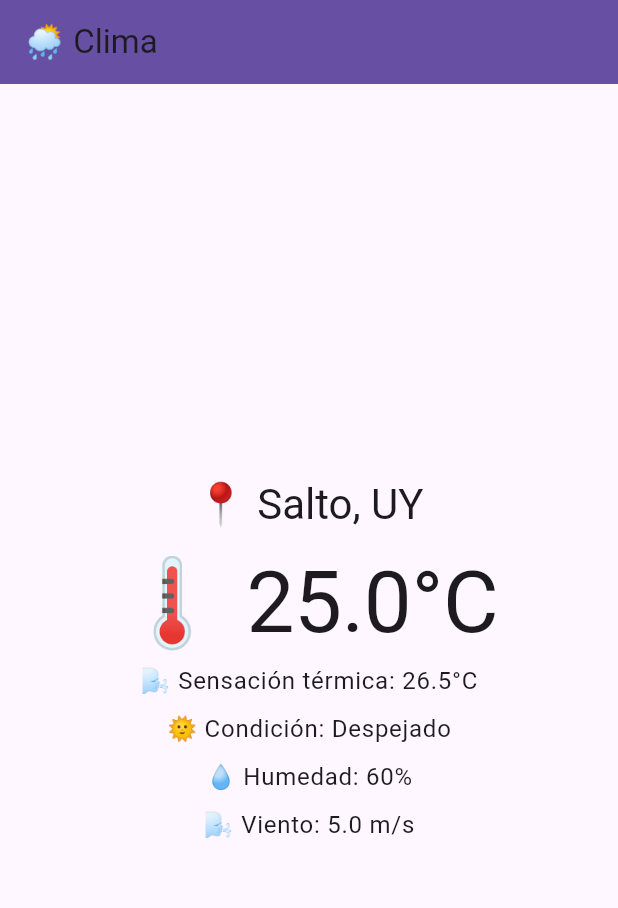
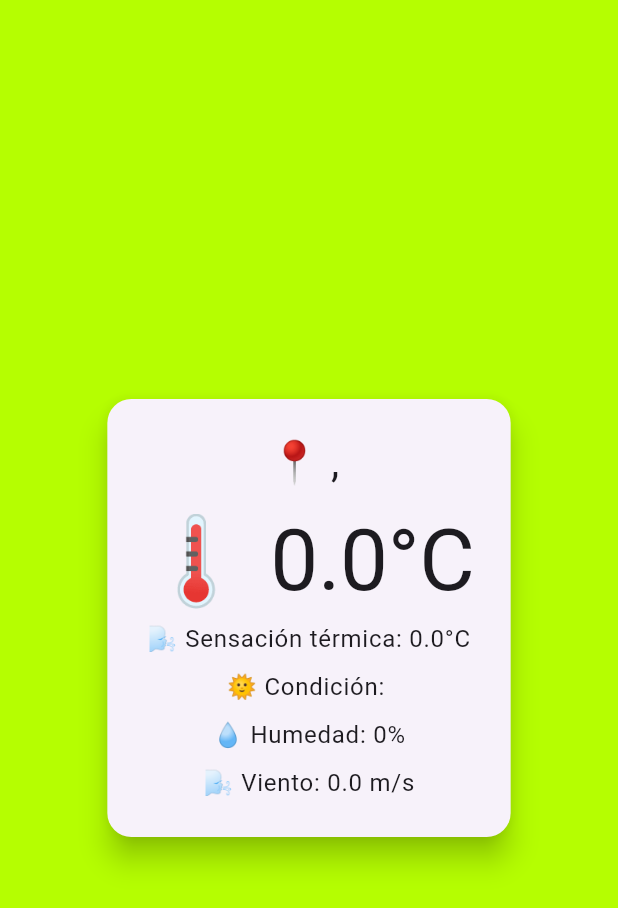
Before and after one commit to Shadowsx3/clima-bot, a Flutter app: the screen it shows after launch, on a phone screen of 412 x 824 dp. Shown: the top 908 px of the screen. Run offline on Flutter 3.47's test engine with Material 3 defaults, Android fonts, the phone set to English and light mode, and no system bars.

Commit message:
Fixes
Update Dockerfile

```diff
--- a/flutter_bass_bot/lib/main.dart
+++ b/flutter_bass_bot/lib/main.dart
@@ -1,38 +1,23 @@
 import 'package:flutter/material.dart';
-import 'package:telegram_web_app/telegram_web_app.dart';
 
-import 'my_home_page.dart';
+import 'weather_report.dart';
 
 void main() async {
-  try {
-    if (TelegramWebApp.instance.isSupported) {
-      TelegramWebApp.instance.ready();
-      Future.delayed(
-          const Duration(seconds: 1), TelegramWebApp.instance.expand);
-    }
-  } catch (e) {
-    print("Error happened in Flutter while loading Telegram $e");
-    await Future.delayed(const Duration(milliseconds: 200));
-    main();
-    return;
-  }
-
-  FlutterError.onError = (details) {
-    print("Flutter error happened: $details");
-  };
-
   runApp(const MyApp());
 }
 
 class MyApp extends StatelessWidget {
-  const MyApp({super.key});
+  const MyApp({Key? key}) : super(key: key);
 
   @override
   Widget build(BuildContext context) {
     return MaterialApp(
-      title: 'Weather App',
-      theme: TelegramThemeUtil.getTheme(TelegramWebApp.instance),
-      home: const MyHomePage(),
+      title: 'Informe del Tiempo',
+      theme: ThemeData(
+        primarySwatch: Colors.blue,
+        fontFamily: 'Roboto',
+      ),
+      home: const WeatherReport(),
     );
   }
 }
--- a/flutter_bass_bot/lib/my_home_page.dart
+++ /dev/null
@@ -1,88 +0,0 @@
-import 'package:flutter/material.dart';
-import 'package:telegram_web_app/telegram_web_app.dart';
-
-class MyHomePage extends StatefulWidget {
-  const MyHomePage({super.key});
-
-  @override
-  State<MyHomePage> createState() => _MyHomePageState();
-}
-
-class _MyHomePageState extends State<MyHomePage> {
-  String? city;
-  String? country;
-  double? temp;
-  double? feelsLike;
-  int? humidity;
-  double? windSpeed;
-  String? description;
-
-  @override
-  void initState() {
-    super.initState();
-    _initializeWeatherData();
-  }
-
-  void _initializeWeatherData() {
-    var data = TelegramWebApp.instance.initData.toString();
-    // Here you can simulate data or replace this method to receive actual data from Telegram
-    setState(() {
-      data = data;
-      city = "Salto";
-      country = "UY";
-      temp = 25.0;
-      feelsLike = 26.5;
-      humidity = 60;
-      windSpeed = 5.0;
-      description = "Despejado";
-    });
-  }
-
-  @override
-  Widget build(BuildContext context) {
-    return Scaffold(
-      appBar: AppBar(
-        backgroundColor: Theme.of(context).colorScheme.primary,
-        title: const Text('🌦️ Clima'),
-      ),
-      body: Center(
-        child: city == null
-            ? const CircularProgressIndicator()
-            : Column(
-                mainAxisAlignment: MainAxisAlignment.center,
-                children: [
-                  Text(
-                    '📍 $city, $country',
-                    style: Theme.of(context).textTheme.headlineMedium,
-                  ),
-                  const SizedBox(height: 16),
-                  Text(
-                    '🌡️ ${temp?.toStringAsFixed(1)}°C',
-                    style: Theme.of(context).textTheme.displayLarge,
-                  ),
-                  const SizedBox(height: 8),
-                  Text(
-                    '🌬️ Sensación térmica: ${feelsLike?.toStringAsFixed(1)}°C',
-                    style: Theme.of(context).textTheme.bodyLarge,
-                  ),
-                  const SizedBox(height: 8),
-                  Text(
-                    '🌞 Condición: $description',
-                    style: Theme.of(context).textTheme.bodyLarge,
-                  ),
-                  const SizedBox(height: 8),
-                  Text(
-                    '💧 Humedad: $humidity%',
-                    style: Theme.of(context).textTheme.bodyLarge,
-                  ),
-                  const SizedBox(height: 8),
-                  Text(
-                    '🌬️ Viento: ${windSpeed?.toStringAsFixed(1)} m/s',
-                    style: Theme.of(context).textTheme.bodyLarge,
-                  ),
-                ],
-              ),
-      ),
-    );
-  }
-}
--- /dev/null
+++ b/flutter_bass_bot/lib/weather.dart
@@ -0,0 +1,19 @@
+class Weather {
+  final String city;
+  final String country;
+  final double temp;
+  final double feelsLike;
+  final int humidity;
+  final double windSpeed;
+  final String description;
+
+  Weather({
+    required this.city,
+    required this.country,
+    required this.temp,
+    required this.feelsLike,
+    required this.humidity,
+    required this.windSpeed,
+    required this.description,
+  });
+}
--- /dev/null
+++ b/flutter_bass_bot/lib/weather_report.dart
@@ -0,0 +1,75 @@
+import 'package:flutter/material.dart';
+
+import 'weather.dart';
+
+class WeatherReport extends StatelessWidget {
+  const WeatherReport({Key? key}) : super(key: key);
+
+  @override
+  Widget build(BuildContext context) {
+    final uri = Uri.base;
+    final queryParams = uri.queryParameters;
+
+    final weather = Weather(
+      city: queryParams['city'] ?? '',
+      country: queryParams['country'] ?? '',
+      temp: double.tryParse(queryParams['temp'] ?? '') ?? 0,
+      feelsLike: double.tryParse(queryParams['feels_like'] ?? '') ?? 0,
+      humidity: int.tryParse(queryParams['humidity'] ?? '') ?? 0,
+      windSpeed: double.tryParse(queryParams['wind_speed'] ?? '') ?? 0,
+      description: queryParams['description'] ?? '',
+    );
+
+    return Scaffold(
+      body: Container(
+        decoration: const BoxDecoration(
+          color: Color(0xFFB5FE01),
+        ),
+        child: Center(
+          child: Card(
+            elevation: 8,
+            shape:
+                RoundedRectangleBorder(borderRadius: BorderRadius.circular(16)),
+            child: Padding(
+              padding: const EdgeInsets.all(24.0),
+              child: Column(
+                mainAxisSize: MainAxisSize.min,
+                children: [
+                  Text(
+                    '📍 ${weather.city}, ${weather.country}',
+                    style: Theme.of(context).textTheme.headlineMedium,
+                  ),
+                  const SizedBox(height: 16),
+                  Text(
+                    '🌡️ ${weather.temp.toStringAsFixed(1)}°C',
+                    style: Theme.of(context).textTheme.displayLarge,
+                  ),
+                  const SizedBox(height: 8),
+                  Text(
+                    '🌬️ Sensación térmica: ${weather.feelsLike.toStringAsFixed(1)}°C',
+                    style: Theme.of(context).textTheme.bodyLarge,
+                  ),
+                  const SizedBox(height: 8),
+                  Text(
+                    '🌞 Condición: ${weather.description}',
+                    style: Theme.of(context).textTheme.bodyLarge,
+                  ),
+                  const SizedBox(height: 8),
+                  Text(
+                    '💧 Humedad: ${weather.humidity}%',
+                    style: Theme.of(context).textTheme.bodyLarge,
+                  ),
+                  const SizedBox(height: 8),
+                  Text(
+                    '🌬️ Viento: ${weather.windSpeed.toStringAsFixed(1)} m/s',
+                    style: Theme.of(context).textTheme.bodyLarge,
+                  ),
+                ],
+              ),
+            ),
+          ),
+        ),
+      ),
+    );
+  }
+}
--- a/flutter_bass_bot/pubspec.yaml
+++ b/flutter_bass_bot/pubspec.yaml
@@ -35,7 +35,6 @@ dependencies:
   # The following adds the Cupertino Icons font to your application.
   # Use with the CupertinoIcons class for iOS style icons.
   cupertino_icons: ^1.0.8
-  telegram_web_app: ^0.2.0
 
 dev_dependencies:
   flutter_test:
```
Also changed, not shown: flutter_bass_bot/pubspec.lock, 10 other files.
